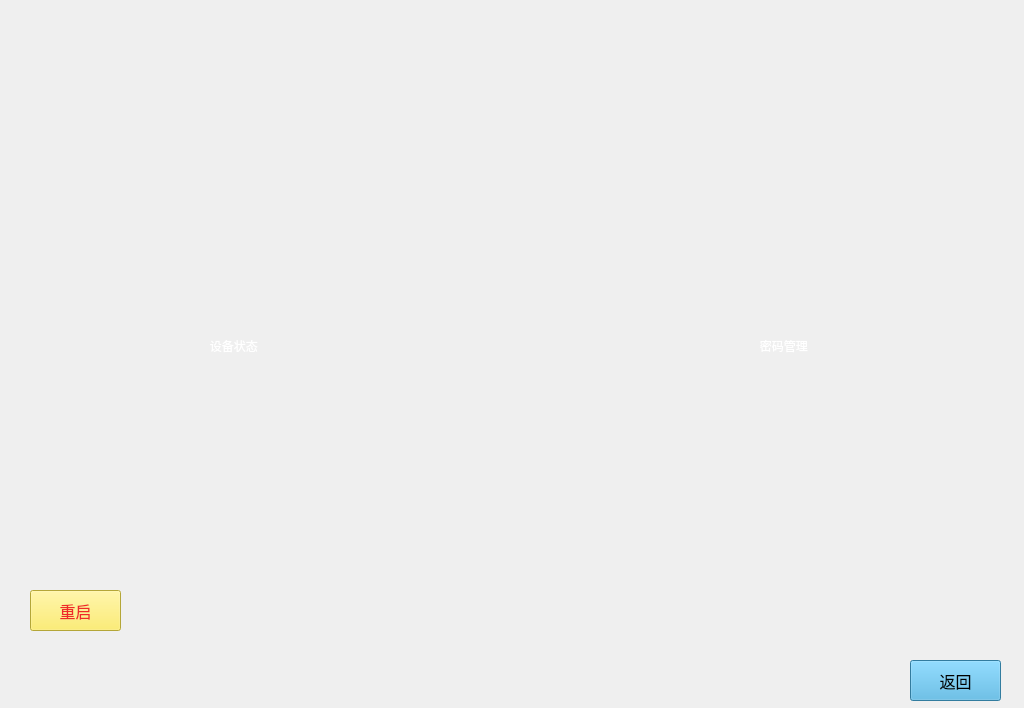
1157889734/cctvmonitor, file sysmanage.ui: the form before one commit.
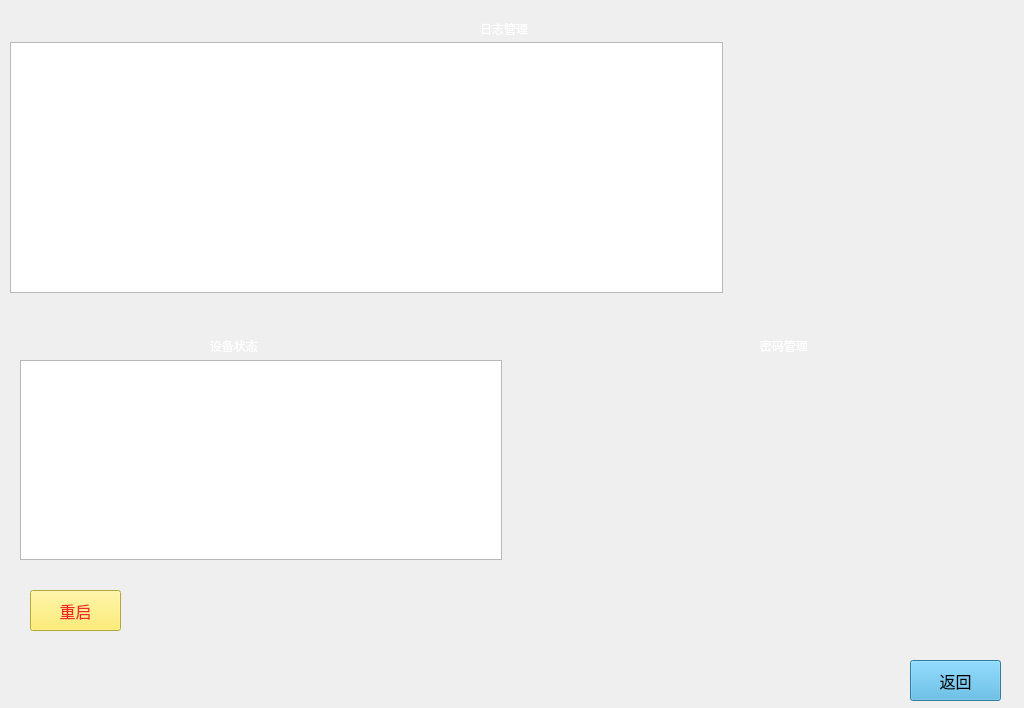
The form after the commit. Icons and pictures are not drawn.

```diff
--- a/sysmanage.ui
+++ b/sysmanage.ui
@@ -97,6 +97,45 @@
     <string>返回</string>
    </property>
   </widget>
+  <widget class="QTableWidget" name="devStatusTableWidget">
+   <property name="geometry">
+    <rect>
+     <x>20</x>
+     <y>360</y>
+     <width>482</width>
+     <height>200</height>
+    </rect>
+   </property>
+   <attribute name="horizontalHeaderVisible">
+    <bool>true</bool>
+   </attribute>
+  </widget>
+  <widget class="QLabel" name="label_3">
+   <property name="geometry">
+    <rect>
+     <x>480</x>
+     <y>20</y>
+     <width>67</width>
+     <height>17</height>
+    </rect>
+   </property>
+   <property name="styleSheet">
+    <string notr="true">color: rgb(255, 255, 255);</string>
+   </property>
+   <property name="text">
+    <string>日志管理</string>
+   </property>
+  </widget>
+  <widget class="QTableWidget" name="devLogTableWidget">
+   <property name="geometry">
+    <rect>
+     <x>10</x>
+     <y>42</y>
+     <width>713</width>
+     <height>251</height>
+    </rect>
+   </property>
+  </widget>
  </widget>
  <resources/>
  <connections/>
```
Left out of the diff: 2 changed lines with no effect on the pictures.
